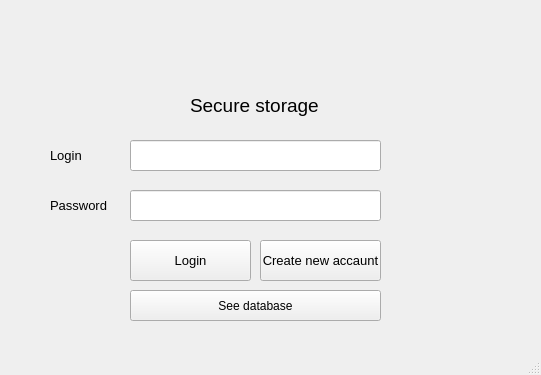
Above: mainwindow.ui from stranikk/Homework-Secure-storage- before the change. Below: the same form after it.
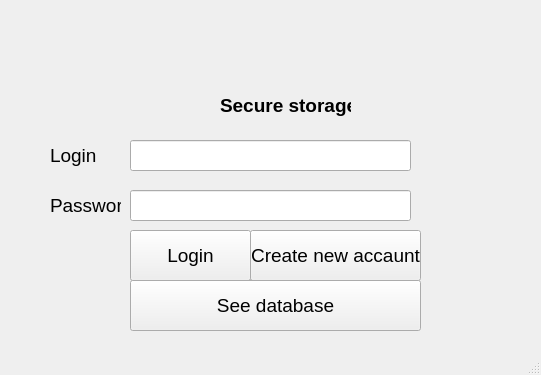
That is the form after the change.

```diff
--- a/mainwindow.ui
+++ b/mainwindow.ui
@@ -17,7 +17,7 @@
    <widget class="QLabel" name="label">
     <property name="geometry">
      <rect>
-      <x>190</x>
+      <x>220</x>
       <y>90</y>
       <width>131</width>
       <height>31</height>
@@ -25,7 +25,10 @@
     </property>
     <property name="font">
      <font>
+      <family>Helvetica</family>
       <pointsize>14</pointsize>
+      <weight>75</weight>
+      <bold>true</bold>
      </font>
     </property>
     <property name="text">
@@ -37,7 +40,7 @@
      <rect>
       <x>130</x>
       <y>140</y>
-      <width>251</width>
+      <width>281</width>
       <height>31</height>
      </rect>
     </property>
@@ -47,7 +50,7 @@
      <rect>
       <x>130</x>
       <y>190</y>
-      <width>251</width>
+      <width>281</width>
       <height>31</height>
      </rect>
     </property>
@@ -56,14 +59,14 @@
     <property name="geometry">
      <rect>
       <x>130</x>
-      <y>240</y>
+      <y>230</y>
       <width>121</width>
-      <height>41</height>
+      <height>51</height>
      </rect>
     </property>
     <property name="font">
      <font>
-      <pointsize>10</pointsize>
+      <pointsize>14</pointsize>
      </font>
     </property>
     <property name="text">
@@ -73,15 +76,15 @@
    <widget class="QPushButton" name="pushButton_2">
     <property name="geometry">
      <rect>
-      <x>260</x>
-      <y>240</y>
-      <width>121</width>
-      <height>41</height>
+      <x>250</x>
+      <y>230</y>
+      <width>171</width>
+      <height>51</height>
      </rect>
     </property>
     <property name="font">
      <font>
-      <pointsize>10</pointsize>
+      <pointsize>14</pointsize>
      </font>
     </property>
     <property name="text">
@@ -99,7 +102,7 @@
     </property>
     <property name="font">
      <font>
-      <pointsize>10</pointsize>
+      <pointsize>14</pointsize>
      </font>
     </property>
     <property name="text">
@@ -111,13 +114,13 @@
      <rect>
       <x>50</x>
       <y>190</y>
-      <width>61</width>
+      <width>71</width>
       <height>31</height>
      </rect>
     </property>
     <property name="font">
      <font>
-      <pointsize>10</pointsize>
+      <pointsize>14</pointsize>
      </font>
     </property>
     <property name="text">
@@ -128,11 +131,16 @@
     <property name="geometry">
      <rect>
       <x>130</x>
-      <y>290</y>
-      <width>251</width>
-      <height>31</height>
+      <y>280</y>
+      <width>291</width>
+      <height>51</height>
      </rect>
     </property>
+    <property name="font">
+     <font>
+      <pointsize>14</pointsize>
+     </font>
+    </property>
     <property name="text">
      <string>See database</string>
     </property>
```
